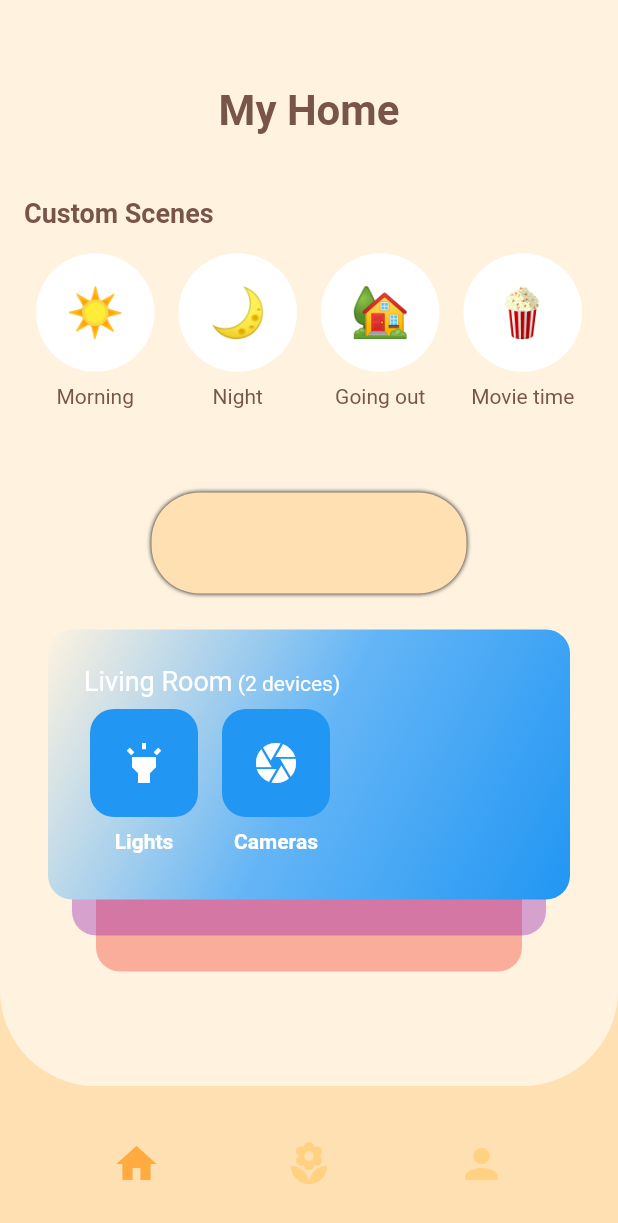
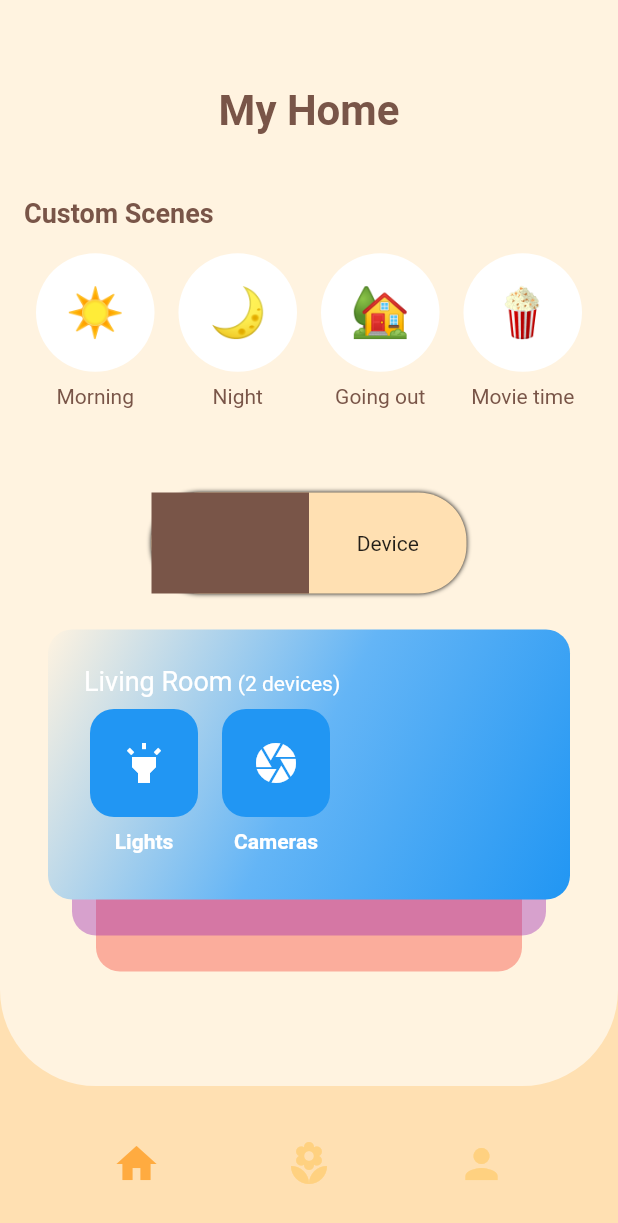
Before and after one commit to JAICHANGPARK/flutter_notebook_7th_story, a Flutter app: the screen it shows after launch, on a phone screen of 412 x 824 dp. Shown: the top 1223 px of the screen. Run offline on Flutter 3.47's test engine with Material 2 defaults, Android fonts, the phone set to English and light mode, and no system bars; our stand-ins replace charts_flutter, google_fonts; statements that could not run were skipped.

Commit message:
Update smart_home_main_page.dart

```diff
--- a/lib/ep520_smart_home_app/smart_home_main_page.dart
+++ b/lib/ep520_smart_home_app/smart_home_main_page.dart
@@ -163,8 +163,23 @@ class _SmartHomeMainPageState extends State<SmartHomeMainPage> {
                                   )
                                 ]
                               ),
-                              child: Container(
+                              child: Row(
+                                children: [
+                                  Expanded(
+                                    flex: 1,
+                                    child: Container(
+                                      decoration: BoxDecoration(
+                                        color: Colors.brown,
+                                        borderRadius:
+                                      ),
+                                    ),
+                                  ),
+                                  Expanded(
+                                    flex: 1,
+                                    child: Center(child: Text("Device"))
+                                  ),
 
+                                ],
                               ),
                             ),
 
```
